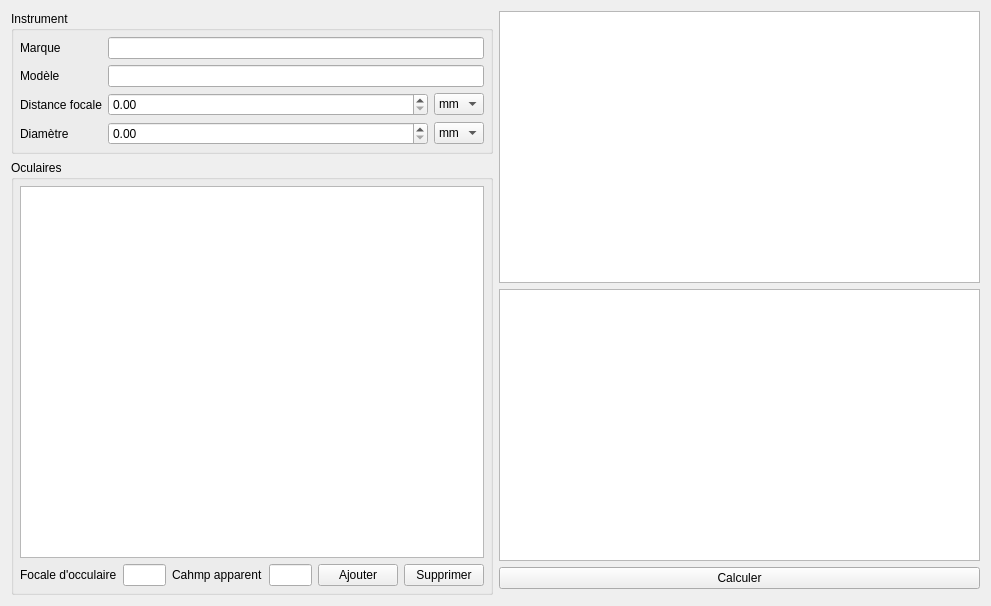
Paracetamol56/Observeur2, file dialogs/instrumentcalculationsdialog.ui: the form before one commit.
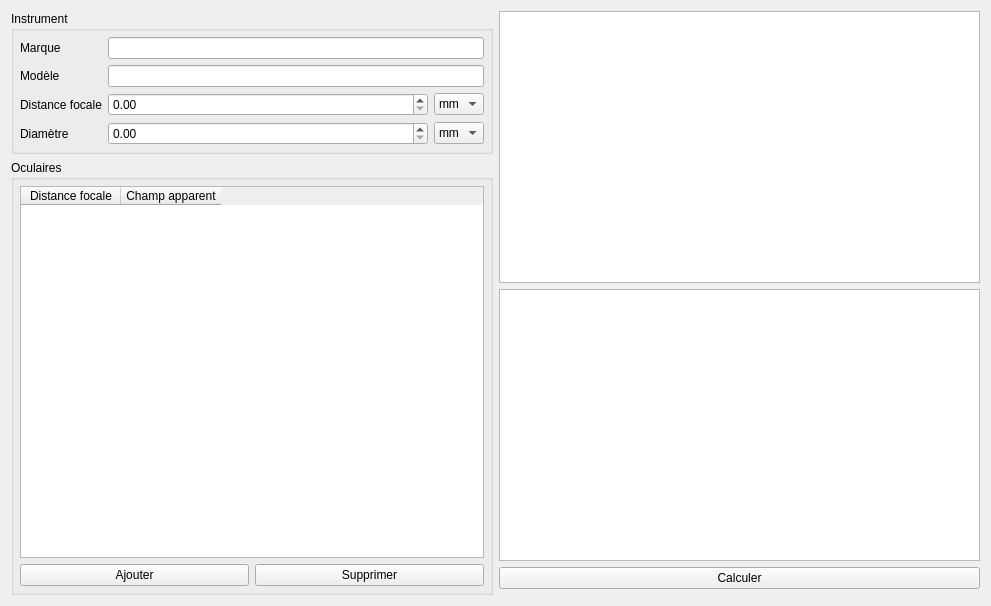
The form after the commit. Icons and pictures are not drawn.

Commit message: Eyepieces input

What changed in the file:
```diff
--- a/dialogs/instrumentcalculationsdialog.ui
+++ b/dialogs/instrumentcalculationsdialog.ui
@@ -140,30 +140,45 @@
          <number>6</number>
         </property>
         <item>
-         <widget class="QListView" name="eyepiecesListView"/>
+         <widget class="QTableWidget" name="editableEyepiecesTableWidget">
+          <property name="selectionMode">
+           <enum>QAbstractItemView::SingleSelection</enum>
+          </property>
+          <property name="selectionBehavior">
+           <enum>QAbstractItemView::SelectRows</enum>
+          </property>
+          <property name="rowCount">
+           <number>0</number>
+          </property>
+          <property name="columnCount">
+           <number>2</number>
+          </property>
+          <attribute name="horizontalHeaderDefaultSectionSize">
+           <number>100</number>
+          </attribute>
+          <attribute name="horizontalHeaderHighlightSections">
+           <bool>false</bool>
+          </attribute>
+          <attribute name="verticalHeaderVisible">
+           <bool>false</bool>
+          </attribute>
+          <attribute name="verticalHeaderHighlightSections">
+           <bool>false</bool>
+          </attribute>
+          <column>
+           <property name="text">
+            <string>Distance focale</string>
+           </property>
+          </column>
+          <column>
+           <property name="text">
+            <string>Champ apparent</string>
+           </property>
+          </column>
+         </widget>
         </item>
         <item>
-         <layout class="QHBoxLayout" name="horizontalLayout_2">
-          <item>
-           <widget class="QLabel" name="label_5">
-            <property name="text">
-             <string>Focale d'occulaire</string>
-            </property>
-           </widget>
-          </item>
-          <item>
-           <widget class="QLineEdit" name="eyepieceFocalLineEdit"/>
-          </item>
-          <item>
-           <widget class="QLabel" name="label_6">
-            <property name="text">
-             <string>Cahmp apparent</string>
-            </property>
-           </widget>
-          </item>
-          <item>
-           <widget class="QLineEdit" name="apparentFieldLineEdit_6"/>
-          </item>
+         <layout class="QHBoxLayout" name="horizontalLayout_2" stretch="0,0">
           <item>
            <widget class="QPushButton" name="addPushButton">
             <property name="text">
```
Left out of the diff: 14 changed lines with no effect on the pictures. The commit also changes 2 other files.
